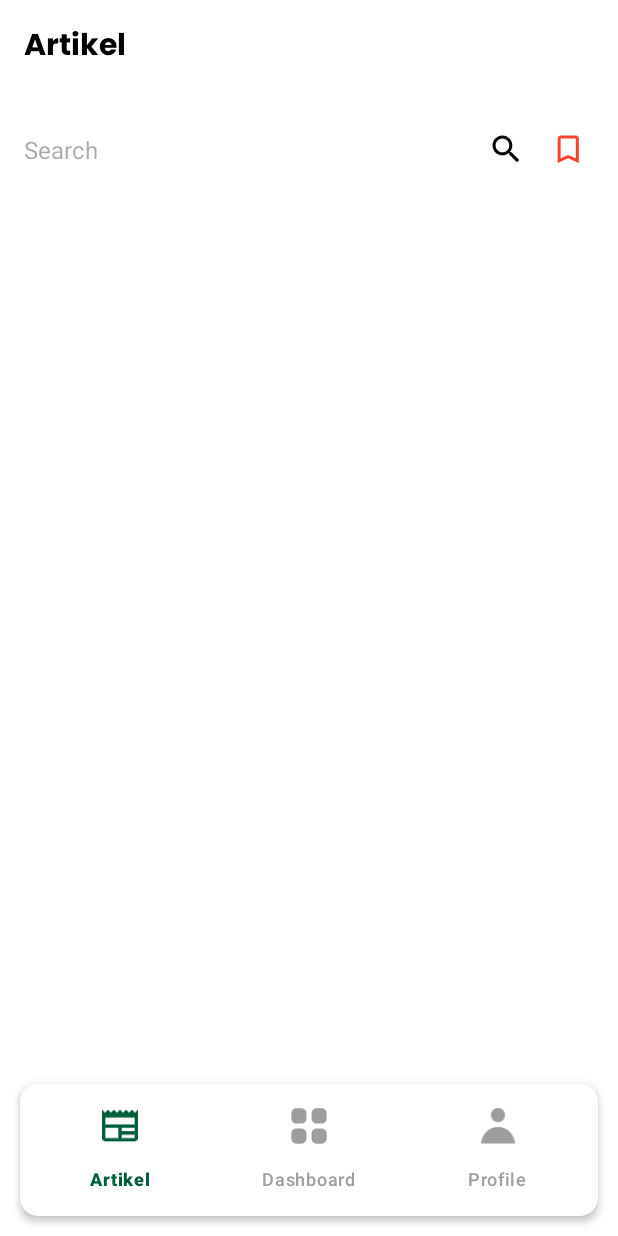
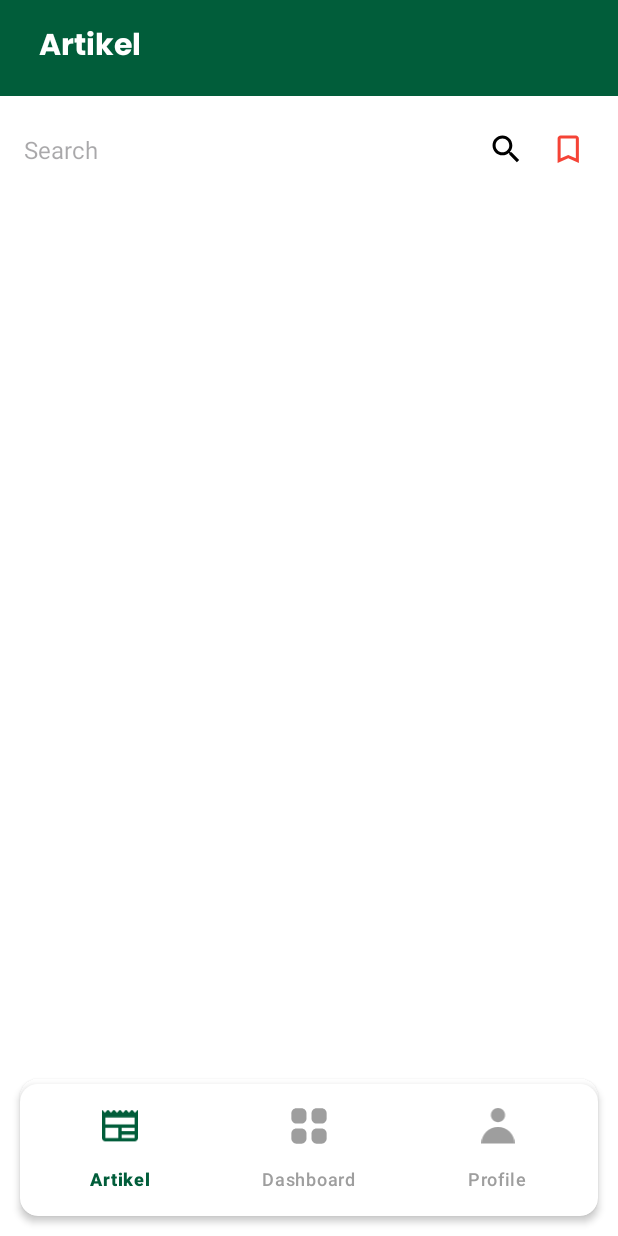
Before and after one commit to TeamClefer-C241-PS201/Clefer-Mobile-App, an Android app: the ArticleFragment screen opened through its navigation route, on a phone screen of 412 x 824 dp. Run offline under Robolectric (Android 15) with nearby library versions, the phone set to English and light mode, and no system bars; our stand-ins replace navigation-ui, paging; pictures from the network do not load.

Commit message:
add bookmarks article
- menambahkan icon dan juga gambar
- navigasi bookmarks
- menambahkan activity bookmarks
- menambhkan item card  like artikel
- tambah style

```diff
--- a/app/src/main/java/com/jimbonlemu/clefer/components/ToolbarComponent.kt
+++ b/app/src/main/java/com/jimbonlemu/clefer/components/ToolbarComponent.kt
@@ -2,6 +2,8 @@ package com.jimbonlemu.clefer.components
 
 import android.content.Context
 import android.util.AttributeSet
+import android.view.View
+import android.widget.ImageView
 import android.widget.TextView
 import androidx.appcompat.widget.Toolbar
 import com.jimbonlemu.clefer.R
@@ -19,15 +21,18 @@ class ToolbarComponent @JvmOverloads constructor(
     fun setupToolbar(title: String, showBackButton: Boolean = false, backAction: (() -> Unit)? = null) {
         val toolbarTitle = findViewById<TextView>(R.id.toolbar_title)
         toolbarTitle.text = title
-        toolbarTitle.setTextColor(context.getColor(R.color.black))
+        toolbarTitle.setTextColor(context.getColor(R.color.white))
+
+        val toolbarBackIcon = findViewById<ImageView>(R.id.toolbar_back_icon)
 
         if (showBackButton) {
-            this.setNavigationIcon(R.drawable.ic_arrow_back)
-            this.setNavigationOnClickListener {
+            toolbarBackIcon.visibility = View.VISIBLE
+            this.setContentInsetsAbsolute(0, 0)
+            toolbarBackIcon.setOnClickListener {
                 backAction?.invoke()
             }
         } else {
-            this.navigationIcon = null
+            toolbarBackIcon.visibility = View.GONE
         }
     }
 }
--- a/app/src/main/java/com/jimbonlemu/clefer/views/SplashActivity.kt
+++ b/app/src/main/java/com/jimbonlemu/clefer/views/SplashActivity.kt
@@ -41,7 +41,7 @@ class SplashActivity : CoreActivity<ActivitySplashBinding>() {
     private fun splashScreenTransition() {
         lifecycleScope.launch {
             delay(Constant.SPLASH_SCREEN_DURATION.seconds)
-            startActivity(Intent(this@SplashActivity, PreviewImageActivity::class.java))
+            startActivity(Intent(this@SplashActivity, BottomNavigationBarActivity::class.java))
             finish()
         }
     }
--- a/app/src/main/java/com/jimbonlemu/clefer/views/article/paging/ArticlePaging.kt
+++ b/app/src/main/java/com/jimbonlemu/clefer/views/article/paging/ArticlePaging.kt
@@ -15,7 +15,7 @@ class ArticlePaging(private val remoteDataSource: RemoteDataSource) : PagingSour
         return try {
             val page = params.key ?: INITIAL_PAGE_INDEX
             Log.d(TAG, "Loading page: $page")
-            val response = remoteDataSource.getAllArticles("tesla", "2024-05-06", "publishedAt", "1ca5ed5918da44b2a0d1b414ef3901ca", page, params.loadSize)
+            val response = remoteDataSource.getAllArticles("apple", "2024-05-07", "publishedAt", "1ca5ed5918da44b2a0d1b414ef3901ca", page, params.loadSize)
 
             if (response.isSuccessful) {
                 val listArticles = response.body()?.articles ?: emptyList()
--- a/app/src/main/java/com/jimbonlemu/clefer/views/article/viewmodels/ArticleViewModel.kt
+++ b/app/src/main/java/com/jimbonlemu/clefer/views/article/viewmodels/ArticleViewModel.kt
@@ -10,5 +10,4 @@ import com.jimbonlemu.clefer.source.remote.response.ArticlesItem
 
 class ArticleViewModel(repository: AppRepository): ViewModel() {
     val getAllArticles : LiveData<PagingData<ArticlesItem>> = repository.getAllArticles().cachedIn(viewModelScope)
-
 }
--- a/app/src/main/java/com/jimbonlemu/clefer/views/navbar/ArticleFragment.kt
+++ b/app/src/main/java/com/jimbonlemu/clefer/views/navbar/ArticleFragment.kt
@@ -1,5 +1,6 @@
 package com.jimbonlemu.clefer.views.navbar
 
+import android.content.Intent
 import android.os.Bundle
 import android.util.Log
 import androidx.fragment.app.Fragment
@@ -9,6 +10,7 @@ import android.view.ViewGroup
 import androidx.recyclerview.widget.LinearLayoutManager
 import com.jimbonlemu.clefer.R
 import com.jimbonlemu.clefer.databinding.FragmentArticleBinding
+import com.jimbonlemu.clefer.views.article.SaveArticleActivity
 import com.jimbonlemu.clefer.views.article.adapter.ArticleAdapter
 import org.koin.androidx.viewmodel.ext.android.viewModel
 import com.jimbonlemu.clefer.views.article.viewmodels.ArticleViewModel
@@ -32,13 +34,20 @@ class ArticleFragment : Fragment() {
             title = getString(R.string.toolbar_artikel),
             showBackButton = false,
         )
+
+        mainButton()
         getDataAllArticle()
         return root
 
     }
 
 
-
+private  fun mainButton(){
+    binding.btnBookmark.setOnClickListener {
+        val intent = Intent(requireContext(), SaveArticleActivity::class.java)
+        startActivity(intent)
+    }
+}
     override fun onDestroyView() {
         super.onDestroyView()
         _binding = null
--- a/app/src/main/res/drawable/ic_arrow_back.xml
+++ b/app/src/main/res/drawable/ic_arrow_back.xml
@@ -1,7 +1,7 @@
 <vector xmlns:android="http://schemas.android.com/apk/res/android"
     android:width="24dp"
     android:height="24dp"
-    android:tint="@color/cleferGreen"
+    android:tint="@color/white"
     android:viewportWidth="24"
     android:viewportHeight="24">
 
--- /dev/null
+++ b/app/src/main/res/drawable/ic_delete.xml
@@ -0,0 +1,5 @@
+<vector xmlns:android="http://schemas.android.com/apk/res/android" android:height="24dp" android:tint="#000000" android:viewportHeight="24" android:viewportWidth="24" android:width="24dp">
+
+    <path android:fillColor="@android:color/white" android:pathData="M6,19c0,1.1 0.9,2 2,2h8c1.1,0 2,-0.9 2,-2V7H6v12zM19,4h-3.5l-1,-1h-5l-1,1H5v2h14V4z"/>
+
+</vector>
--- a/app/src/main/res/layout/activity_detail_article.xml
+++ b/app/src/main/res/layout/activity_detail_article.xml
@@ -26,7 +26,7 @@
         <androidx.constraintlayout.widget.ConstraintLayout
             android:layout_width="match_parent"
             android:layout_height="wrap_content"
-            android:paddingBottom="72dp"> <!-- This padding is to avoid overlap with the FloatingActionButton -->
+            android:paddingBottom="72dp">
 
             <com.google.android.material.imageview.ShapeableImageView
                 android:id="@+id/iv_item_photo_detail"
--- a/app/src/main/res/layout/custom_toolbar.xml
+++ b/app/src/main/res/layout/custom_toolbar.xml
@@ -1,15 +1,39 @@
 <?xml version="1.0" encoding="utf-8"?>
 <androidx.appcompat.widget.Toolbar xmlns:android="http://schemas.android.com/apk/res/android"
+    xmlns:app="http://schemas.android.com/apk/res-auto"
     android:id="@+id/toolbar"
     android:layout_width="match_parent"
     android:layout_height="wrap_content"
+    android:background="@color/cleferGreen"
     android:elevation="4dp">
 
-    <TextView
-        android:id="@+id/toolbar_title"
-        android:layout_width="wrap_content"
-        android:layout_height="wrap_content"
-        style="@style/ToolbarTitle"
-         />
+    <androidx.constraintlayout.widget.ConstraintLayout
+        android:layout_width="match_parent"
+        android:layout_height="match_parent">
+
+        <!-- Icon back -->
+        <ImageView
+            android:id="@+id/toolbar_back_icon"
+            android:layout_width="wrap_content"
+            android:layout_height="wrap_content"
+            android:layout_marginStart="10dp"
+            android:src="@drawable/ic_arrow_back"
+            app:layout_constraintBottom_toBottomOf="parent"
+            app:layout_constraintStart_toStartOf="parent"
+            app:layout_constraintTop_toTopOf="parent" />
+
+        <!-- Judul toolbar -->
+        <TextView
+            android:id="@+id/toolbar_title"
+            android:layout_width="wrap_content"
+            android:layout_height="wrap_content"
+            style="@style/ToolbarTitle"
+            android:text="@string/jgrp"
+            android:layout_marginStart="10dp"
+            app:layout_constraintBottom_toBottomOf="parent"
+            app:layout_constraintStart_toEndOf="@+id/toolbar_back_icon"
+            app:layout_constraintTop_toTopOf="parent" />
+
+    </androidx.constraintlayout.widget.ConstraintLayout>
 
 </androidx.appcompat.widget.Toolbar>
--- a/app/src/main/res/layout/fragment_article.xml
+++ b/app/src/main/res/layout/fragment_article.xml
@@ -33,7 +33,7 @@
             android:textSize="16sp" />
 
         <ImageButton
-            android:id="@+id/iv_search"
+            android:id="@+id/btn_search"
             android:minHeight="48dp"
             android:layout_width="wrap_content"
             android:layout_height="wrap_content"
@@ -43,7 +43,7 @@
             tools:ignore="TouchTargetSizeCheck" />
 
         <ImageButton
-            android:id="@+id/iv_bookmark"
+            android:id="@+id/btn_bookmark"
             android:layout_width="wrap_content"
             android:layout_height="wrap_content"
             android:background="?attr/selectableItemBackgroundBorderless"
--- a/app/src/main/res/values/strings.xml
+++ b/app/src/main/res/values/strings.xml
@@ -37,4 +37,10 @@
     <string name="title_article">Artikel</string>
     <string name="title_dashboard">Dashboard</string>
     <string name="title_profile">Profile</string>
+    <string name="title_save_article">📑 Bookmarks Artikel CLEFER</string>
+    <string name="desc_save_article">Selamat datang di halaman Penanda Artikel! Di sini, Anda dapat melihat semua artikel yang telah Anda tandai sebagai favorit terkait penyakit daun jagung.</string>
+    <string name="judul_artikel">Judul Artikel :</string>
+    <string name="save_article">Bookmarks</string>
+    <string name="toolbar_profile">Profile</string>
+    <string name="about_app">Tentang Aplikasi</string>
 </resources>
--- a/app/src/main/res/values/themes.xml
+++ b/app/src/main/res/values/themes.xml
@@ -85,7 +85,7 @@
         <item name="android:gravity">start</item>
         <item name="fontFamily">@font/poppins_bold</item>
         <item name="android:textSize">20sp</item>
-        <item name="android:textColor">@color/black</item>
+        <item name="android:textColor">@color/white</item>
         <item name="chipIconTint">@color/white</item>
     </style>
 
```
Also changed, not shown: app/src/main/AndroidManifest.xml (+11 -2 lines), app/src/main/java/com/jimbonlemu/clefer/views/article/SaveArticleActivity.kt (added, +28 -0 lines), app/src/main/res/layout/activity_save_article.xml (added, +86 -0 lines), app/src/main/res/layout/item_save_article.xml (added, +83 -0 lines).
